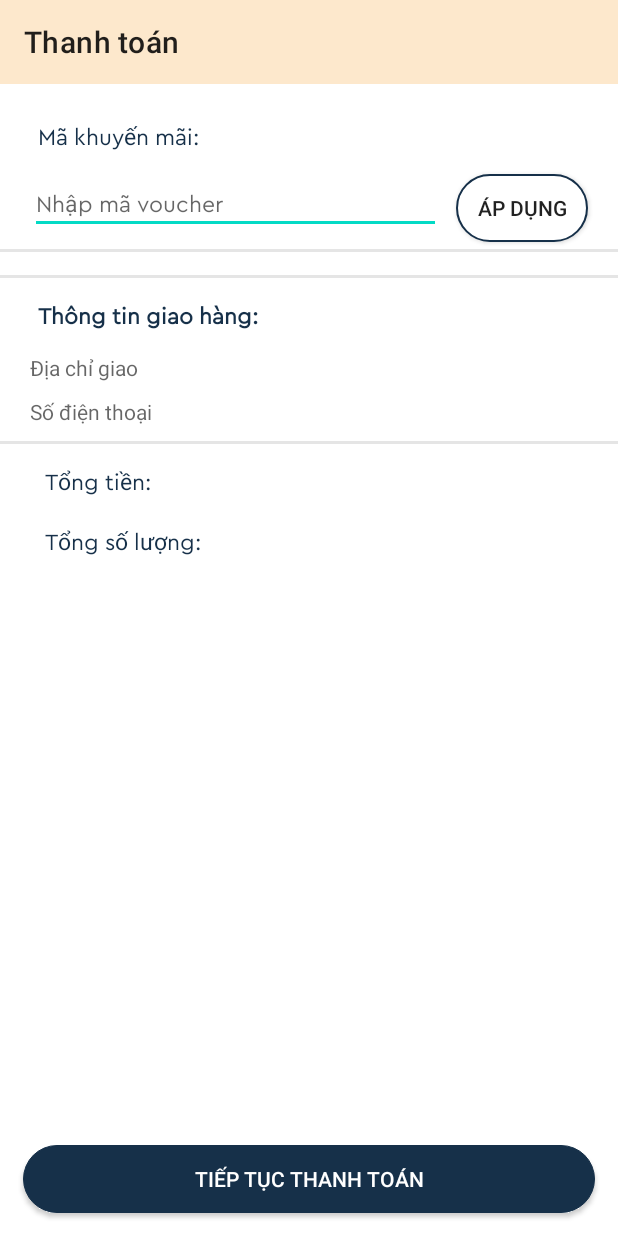
After one commit to buikhacchung123/shopbanhoa, an Android app: the ThanhToanActivity screen opened directly, with no data from a screen before it, on a phone screen of 412 x 824 dp. The commit adds this screen. Run offline under Robolectric (Android 15) with nearby library versions, the phone set to English and light mode, and no system bars; Roboto replaces fonts that are not available here.

Commit message:
doing UI thanh toan

```diff
--- /dev/null
+++ b/app/src/main/java/com/example/testcontentprovider/activity/ThanhToanActivity.java
@@ -0,0 +1,16 @@
+package com.example.testcontentprovider.activity;
+
+import androidx.appcompat.app.AppCompatActivity;
+
+import android.os.Bundle;
+
+import com.example.testcontentprovider.R;
+
+public class ThanhToanActivity extends AppCompatActivity {
+
+    @Override
+    protected void onCreate(Bundle savedInstanceState) {
+        super.onCreate(savedInstanceState);
+        setContentView(R.layout.activity_thanh_toan);
+    }
+}
--- a/app/src/main/res/layout/activity_cart.xml
+++ b/app/src/main/res/layout/activity_cart.xml
@@ -34,12 +34,12 @@
         android:layout_width="match_parent"
         android:layout_height="0dp"
         android:layout_margin="5dp"
-        app:layout_constraintBottom_toTopOf="@id/cart_layout1"
+        app:layout_constraintBottom_toTopOf="@id/cartlayout"
         app:layout_constraintTop_toBottomOf="@+id/cart_toolbar"
         tools:layout_editor_absoluteX="5dp" />
 
     <LinearLayout
-        android:id="@+id/cart_layout1"
+        android:id="@+id/cartlayout"
         android:layout_width="match_parent"
         android:layout_height="wrap_content"
         android:orientation="horizontal"
--- a/app/src/main/res/layout/activity_chitietsanpham.xml
+++ b/app/src/main/res/layout/activity_chitietsanpham.xml
@@ -66,6 +66,7 @@
             <LinearLayout
             android:layout_width="match_parent"
             android:layout_height="wrap_content"
+                android:layout_marginRight="20dp"
             android:orientation="horizontal">
             <TextView
                 android:id="@+id/tv_tensp"
--- /dev/null
+++ b/app/src/main/res/layout/activity_thanh_toan.xml
@@ -0,0 +1,235 @@
+<?xml version="1.0" encoding="utf-8"?>
+<androidx.constraintlayout.widget.ConstraintLayout xmlns:android="http://schemas.android.com/apk/res/android"
+    xmlns:app="http://schemas.android.com/apk/res-auto"
+    xmlns:tools="http://schemas.android.com/tools"
+    android:layout_width="match_parent"
+    android:layout_height="match_parent"
+    tools:context=".activity.ThanhToanActivity">
+
+    <androidx.appcompat.widget.Toolbar
+        android:id="@+id/cart_toolbar"
+        android:layout_width="match_parent"
+        android:layout_height="?attr/actionBarSize"
+        app:layout_constraintStart_toStartOf="parent"
+        app:layout_constraintTop_toTopOf="parent"
+        android:background="@color/light_yellow"
+        app:title="Thanh toán">
+
+    </androidx.appcompat.widget.Toolbar>
+
+    <TextView
+        android:id="@+id/tv_MaKM"
+        android:layout_width="wrap_content"
+        android:layout_height="wrap_content"
+        android:layout_marginStart="20dp"
+        android:layout_marginLeft="20dp"
+        android:layout_marginTop="20dp"
+        android:layout_weight="1"
+        android:fontFamily="@font/cerapro_regular"
+        android:padding="5dp"
+        android:text="Mã khuyến mãi:"
+        android:textColor="@color/dark_blue"
+        android:textSize="15sp"
+        app:layout_constraintStart_toStartOf="parent"
+        app:layout_constraintTop_toBottomOf="@+id/cart_toolbar" />
+
+    <EditText
+        android:id="@+id/editTextTextPersonName"
+        android:layout_width="0dp"
+        android:layout_height="wrap_content"
+        android:layout_marginStart="20dp"
+        android:layout_marginLeft="20dp"
+        android:layout_marginTop="10dp"
+        android:layout_marginEnd="10dp"
+        android:layout_marginRight="10dp"
+        android:ems="10"
+        android:inputType="textPersonName"
+        android:hint="Nhập mã voucher"
+        android:fontFamily="@font/cerapro_regular"
+        android:textColor="@color/dark_blue"
+        android:textSize="15sp"
+        app:layout_constraintEnd_toStartOf="@+id/btnApDung"
+        app:layout_constraintStart_toStartOf="parent"
+        app:layout_constraintTop_toBottomOf="@+id/tv_MaKM"
+        tools:ignore="TouchTargetSizeCheck" />
+
+    <androidx.appcompat.widget.AppCompatButton
+        android:id="@+id/btnApDung"
+        android:layout_width="wrap_content"
+        android:layout_height="45dp"
+        android:layout_marginTop="10dp"
+        android:layout_marginEnd="20dp"
+        android:layout_marginRight="20dp"
+        android:background="@drawable/white_button"
+        android:text="Áp dụng"
+        app:layout_constraintEnd_toEndOf="parent"
+        app:layout_constraintTop_toBottomOf="@+id/tv_MaKM"
+        tools:ignore="TouchTargetSizeCheck" />
+
+    <View
+        android:id="@+id/separate"
+        android:layout_width="0dp"
+        android:layout_height="2dp"
+        android:layout_marginTop="10dp"
+        android:background="@drawable/separate_line"
+        app:layout_constraintEnd_toEndOf="parent"
+        app:layout_constraintStart_toStartOf="parent"
+        app:layout_constraintTop_toBottomOf="@+id/editTextTextPersonName" />
+
+    <androidx.recyclerview.widget.RecyclerView
+        android:id="@+id/rcv_cart"
+        android:layout_width="match_parent"
+        android:layout_height="0dp"
+        android:layout_margin="5dp"
+        android:layout_marginTop="10dp"
+        app:layout_constraintTop_toBottomOf="@+id/separate"
+        tools:layout_editor_absoluteX="15dp">
+
+    </androidx.recyclerview.widget.RecyclerView>
+
+    <View
+        android:id="@+id/separate3"
+        android:layout_width="0dp"
+        android:layout_height="2dp"
+        android:layout_marginTop="10dp"
+        android:background="@drawable/separate_line"
+        app:layout_constraintEnd_toEndOf="parent"
+        app:layout_constraintStart_toStartOf="parent"
+        app:layout_constraintTop_toBottomOf="@+id/rcv_cart" />
+
+    <TextView
+        android:id="@+id/tv_TTGiaoHang"
+        android:layout_width="wrap_content"
+        android:layout_height="wrap_content"
+        android:layout_marginStart="20dp"
+        android:layout_marginLeft="20dp"
+        android:layout_marginTop="10dp"
+        android:layout_weight="1"
+        android:fontFamily="@font/cerapro_regular"
+        android:padding="5dp"
+        android:text="Thông tin giao hàng:"
+        android:textColor="@color/dark_blue"
+        android:textSize="15sp"
+        android:textStyle="bold"
+        app:layout_constraintStart_toStartOf="parent"
+        app:layout_constraintTop_toBottomOf="@+id/separate3" />
+
+    <TextView
+        android:id="@+id/txtDiaChiGiao"
+        android:layout_width="0dp"
+        android:layout_height="wrap_content"
+        android:layout_marginStart="20dp"
+        android:layout_marginLeft="20dp"
+        android:layout_marginTop="10dp"
+        android:layout_marginEnd="20dp"
+        android:layout_marginRight="20dp"
+        android:hint="Địa chỉ giao"
+        app:layout_constraintEnd_toEndOf="parent"
+        app:layout_constraintStart_toStartOf="parent"
+        app:layout_constraintTop_toBottomOf="@+id/tv_TTGiaoHang" />
+
+    <TextView
+        android:id="@+id/txtSDT"
+        android:layout_width="0dp"
+        android:layout_height="wrap_content"
+        android:layout_marginStart="20dp"
+        android:layout_marginLeft="20dp"
+        android:layout_marginTop="10dp"
+        android:layout_marginEnd="20dp"
+        android:layout_marginRight="20dp"
+        android:hint="Số điện thoại"
+        app:layout_constraintEnd_toEndOf="parent"
+        app:layout_constraintStart_toStartOf="parent"
+        app:layout_constraintTop_toBottomOf="@+id/txtDiaChiGiao" />
+
+    <View
+        android:id="@+id/separate4"
+        android:layout_width="0dp"
+        android:layout_height="2dp"
+        android:layout_marginTop="10dp"
+        android:background="@drawable/separate_line"
+        app:layout_constraintEnd_toEndOf="parent"
+        app:layout_constraintStart_toStartOf="parent"
+        app:layout_constraintTop_toBottomOf="@+id/txtSDT" />
+
+    <LinearLayout
+        android:id="@+id/cart_layout"
+        android:layout_width="match_parent"
+        android:layout_height="wrap_content"
+        android:orientation="horizontal"
+        android:layout_marginTop="10dp"
+        android:layout_marginRight="20dp"
+        android:layout_marginLeft="20dp"
+        android:weightSum="2"
+        app:layout_constraintTop_toBottomOf="@+id/separate4">
+
+        <TextView
+            android:layout_width="100dp"
+            android:layout_height="wrap_content"
+            android:layout_marginLeft="10dp"
+            android:layout_weight="1"
+            android:fontFamily="@font/cerapro_regular"
+            android:text="Tổng tiền:"
+            android:textColor="@color/dark_blue"
+            android:textSize="15sp" />
+
+        <TextView
+            android:id="@+id/txttongtien"
+            android:layout_width="wrap_content"
+            android:layout_height="wrap_content"
+            android:layout_marginRight="10dp"
+            android:layout_weight="1"
+            android:fontFamily="@font/cerapro_regular"
+            android:gravity="right"
+            android:padding="5dp"
+            android:textColor="@color/dark_blue"
+            android:textSize="15sp" />
+    </LinearLayout>
+
+    <LinearLayout
+        android:id="@+id/cart_layout2"
+        android:layout_width="match_parent"
+        android:layout_height="wrap_content"
+        android:layout_marginTop="10dp"
+        android:layout_marginRight="20dp"
+        android:layout_marginLeft="20dp"
+        android:orientation="horizontal"
+        android:weightSum="2"
+        app:layout_constraintTop_toBottomOf="@+id/cart_layout">
+
+        <TextView
+            android:layout_width="100dp"
+            android:layout_height="wrap_content"
+            android:layout_marginLeft="10dp"
+            android:layout_weight="1"
+            android:fontFamily="@font/cerapro_regular"
+            android:text="Tổng số lượng:"
+            android:textColor="@color/dark_blue"
+            android:textSize="15sp" />
+
+        <TextView
+            android:id="@+id/txtTongSL"
+            android:layout_width="wrap_content"
+            android:layout_height="wrap_content"
+            android:layout_marginRight="10dp"
+            android:layout_weight="1"
+            android:fontFamily="@font/cerapro_regular"
+            android:gravity="right"
+            android:padding="5dp"
+            android:textColor="@color/dark_blue"
+            android:textSize="15sp" />
+    </LinearLayout>
+
+    <androidx.appcompat.widget.AppCompatButton
+        android:id="@+id/btntieptucmua"
+        android:layout_width="match_parent"
+        android:layout_height="45dp"
+        android:layout_margin="15dp"
+        android:background="@drawable/custom_button"
+        android:text="Tiếp tục thanh toán"
+        android:textColor="@color/white"
+        app:layout_constraintBottom_toBottomOf="parent"
+        tools:ignore="TouchTargetSizeCheck"
+        tools:layout_editor_absoluteX="15dp" />
+
+</androidx.constraintlayout.widget.ConstraintLayout>
--- a/app/src/main/res/layout/item_cart.xml
+++ b/app/src/main/res/layout/item_cart.xml
@@ -16,13 +16,14 @@
             android:id="@+id/cardView"
             android:layout_width="100dp"
             android:layout_height="100dp"
+
             app:cardCornerRadius="10dp">
             <ImageView
                 android:id="@+id/itemcart_hinhsp"
-                android:layout_width="100dp"
-                android:layout_marginLeft="10dp"
-                android:layout_marginTop="10dp"
-                android:layout_height="100dp"
+                android:layout_width="120dp"
+                android:layout_marginTop="-10dp"
+                android:layout_marginLeft="-10dp"
+                android:layout_height="120dp"
                 android:scaleType="centerCrop"/>
         </androidx.cardview.widget.CardView>
         <LinearLayout
--- a/app/src/main/res/layout/item_danhmuc_menu.xml
+++ b/app/src/main/res/layout/item_danhmuc_menu.xml
@@ -27,12 +27,12 @@
         android:id="@+id/txtTenDM_menu"
         android:layout_width="wrap_content"
         android:layout_height="wrap_content"
+        android:layout_marginLeft="10dp"
         android:layout_marginTop="10dp"
-        android:layout_marginLeft="10dp"
+        android:fontFamily="@font/cerapro_regular"
         android:gravity="center"
         android:text="Hoa tang vo"
+        android:textColor="@color/dark_blue"
         android:textSize="18dp"
-        android:textStyle="bold"
-        android:textColor="@color/dark_blue"
-        android:fontFamily="@font/cerapro_regular" />
+        android:textStyle="bold" />
 </LinearLayout>
--- a/app/src/main/res/menu/bottom_menu.xml
+++ b/app/src/main/res/menu/bottom_menu.xml
@@ -1,5 +1,6 @@
 <?xml version="1.0" encoding="utf-8"?>
-<menu xmlns:android="http://schemas.android.com/apk/res/android">
+<menu xmlns:android="http://schemas.android.com/apk/res/android"
+    >
     <item
         android:id="@+id/bottom_home"
         android:icon="@drawable/ic_baseline_home_24"
```
Also changed, not shown: app/src/main/AndroidManifest.xml (+6 -3 lines).
